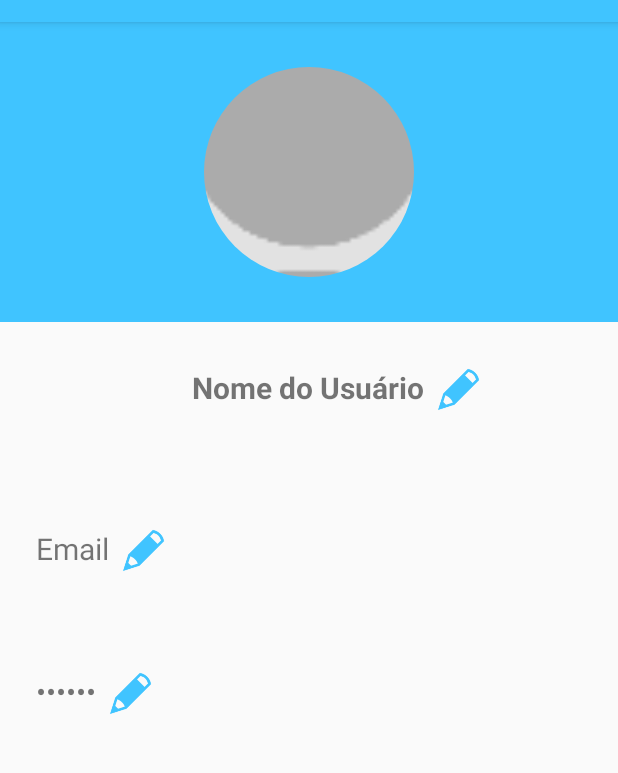
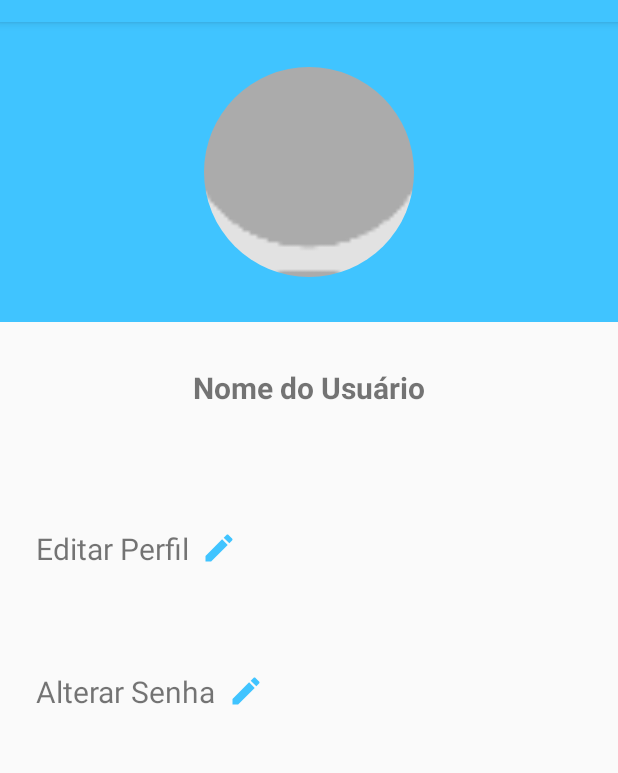
Before and after one commit to sweetmusicapp/SweetMusic, an Android app: the PerfilActivity screen opened directly, with no data from a screen before it, on a phone screen of 412 x 824 dp, the part 62-835 px from its top. Run offline under Robolectric (Android 15) with nearby library versions, the phone set to English and light mode, and no system bars; our stand-ins replace CircleImageView.

Commit message:
Revisão telas de login e perfil, atualizando colors e strings

```diff
--- a/app/src/main/java/com/br/sweetmusic/views/login/ForgotEmailFragment.java
+++ b/app/src/main/java/com/br/sweetmusic/views/login/ForgotEmailFragment.java
@@ -44,7 +44,7 @@ public class ForgotEmailFragment extends Fragment {
                     //mudar para o fragment de confirmação
                     nextFragment();
                 } else {
-                    inputEmail.setError("E-mail não cadastrado");
+                    inputEmail.setError(getString(R.string.forgot_email_nao_cadastrado));
                 }
 
             }
--- a/app/src/main/java/com/br/sweetmusic/views/perfil/PerfilActivity.java
+++ b/app/src/main/java/com/br/sweetmusic/views/perfil/PerfilActivity.java
@@ -16,10 +16,6 @@ public class PerfilActivity extends AppCompatActivity {
     private TextView txtNome;
     private TextView txtEmail;
     private TextView txtSenha;
-    private ImageView btnEditarEmail;
-    private ImageView btnAlterarSenha;
-    private ImageView btnEditarnome;
-
 
     @Override
     protected void onCreate(Bundle savedInstanceState) {
@@ -28,26 +24,19 @@ public class PerfilActivity extends AppCompatActivity {
 
         initViews();
 
-
-        btnEditarEmail.setOnClickListener(new View.OnClickListener() {
+        txtEmail.setOnClickListener(new View.OnClickListener() {
             @Override
             public void onClick(View view) {
                 startActivity(new Intent(PerfilActivity.this, EditarPerfil.class));
-            }});
+            }
+        });
 
-        btnAlterarSenha.setOnClickListener(new View.OnClickListener() {
+        txtSenha.setOnClickListener(new View.OnClickListener() {
             @Override
             public void onClick(View view) {
                 startActivity(new Intent(PerfilActivity.this, AlterarSenha.class));
-            }});
-
-        btnEditarnome.setOnClickListener(new View.OnClickListener() {
-            @Override
-            public void onClick(View view) {
-                startActivity(new Intent(PerfilActivity.this, EditarPerfil.class));
-            }});
-
-
+            }
+        });
 
         if (getSupportActionBar() != null) {
             getSupportActionBar().setDisplayHomeAsUpEnabled(true);   //show back button
@@ -65,8 +54,5 @@ public class PerfilActivity extends AppCompatActivity {
         txtNome = findViewById(R.id.txtNomeUsuario);
         txtEmail = findViewById(R.id.txtNomePerfil);
         txtSenha = findViewById(R.id.txtSenhaPerfil);
-        btnEditarEmail = findViewById(R.id.img_editar_email);
-        btnAlterarSenha = findViewById(R.id.img_editar_senha);
-        btnEditarnome = findViewById(R.id.img_editar_nome);
     }
 }
--- /dev/null
+++ b/app/src/main/res/drawable/ic_edit.xml
@@ -0,0 +1,5 @@
+<vector android:height="24dp" android:tint="#40C4FF"
+    android:viewportHeight="24.0" android:viewportWidth="24.0"
+    android:width="24dp" xmlns:android="http://schemas.android.com/apk/res/android">
+    <path android:fillColor="#FF000000" android:pathData="M3,17.25V21h3.75L17.81,9.94l-3.75,-3.75L3,17.25zM20.71,7.04c0.39,-0.39 0.39,-1.02 0,-1.41l-2.34,-2.34c-0.39,-0.39 -1.02,-0.39 -1.41,0l-1.83,1.83 3.75,3.75 1.83,-1.83z"/>
+</vector>
--- a/app/src/main/res/layout/activity_alterar_senha.xml
+++ b/app/src/main/res/layout/activity_alterar_senha.xml
@@ -26,7 +26,7 @@
         <com.google.android.material.textfield.TextInputEditText
             android:layout_width="match_parent"
             android:layout_height="wrap_content"
-            android:hint="Nova senha"
+            android:hint="@string/nova_senha"
             android:imeOptions="actionDone"
             android:inputType="textPassword"
             android:lines="1"
@@ -53,7 +53,7 @@
         <com.google.android.material.textfield.TextInputEditText
             android:layout_width="match_parent"
             android:layout_height="wrap_content"
-            android:hint="Confirmar nova senha"
+            android:hint="@string/confirmar_nova_senha"
             android:imeOptions="actionDone"
             android:inputType="textPassword"
             android:lines="1"
--- a/app/src/main/res/layout/activity_perfil.xml
+++ b/app/src/main/res/layout/activity_perfil.xml
@@ -5,7 +5,6 @@
     android:layout_width="match_parent"
     android:layout_height="match_parent"
     tools:context=".views.perfil.PerfilActivity">
-
 
     <LinearLayout
         android:id="@+id/linearLayout"
@@ -20,10 +19,9 @@
             android:layout_width="match_parent"
             android:layout_height="match_parent"
             android:layout_margin="30dp"
+            android:src="@mipmap/no_photo"
+            />
 
-            android:src="@mipmap/no_photo"
-
-            />
     </LinearLayout>
 
     <TextView
@@ -35,10 +33,8 @@
         android:textSize="20sp"
         android:textStyle="bold"
         app:layout_constraintEnd_toEndOf="parent"
-        app:layout_constraintHorizontal_bias="0.497"
         app:layout_constraintStart_toStartOf="parent"
         app:layout_constraintTop_toBottomOf="@+id/linearLayout" />
-
 
     <TextView
         android:id="@+id/txtNomePerfil"
@@ -47,7 +43,12 @@
         android:layout_marginStart="24dp"
         android:layout_marginLeft="24dp"
         android:layout_marginTop="80dp"
-        android:text="Email"
+        android:text="@string/editar_perfil"
+        android:drawableRight="@drawable/ic_edit"
+        android:drawableEnd="@drawable/ic_edit"
+        android:focusable="true"
+        android:clickable="true"
+        android:drawablePadding="8dp"
         android:textSize="20sp"
         app:layout_constraintStart_toStartOf="parent"
         app:layout_constraintTop_toBottomOf="@+id/txtNomeUsuario" />
@@ -59,44 +60,14 @@
         android:layout_marginStart="24dp"
         android:layout_marginLeft="24dp"
         android:layout_marginTop="68dp"
-        android:inputType="textPassword"
-        android:text="******"
+        android:text="@string/alterar_senha"
         android:textSize="20sp"
+        android:drawableRight="@drawable/ic_edit"
+        android:drawableEnd="@drawable/ic_edit"
+        android:focusable="true"
+        android:clickable="true"
+        android:drawablePadding="8dp"
         app:layout_constraintStart_toStartOf="parent"
         app:layout_constraintTop_toBottomOf="@+id/txtNomePerfil" />
 
-    <ImageView
-        android:id="@+id/img_editar_nome"
-        android:layout_width="30dp"
-        android:layout_height="30dp"
-        android:layout_marginStart="8dp"
-        android:layout_marginLeft="8dp"
-        app:layout_constraintStart_toEndOf="@+id/txtNomeUsuario"
-        app:layout_constraintTop_toTopOf="@+id/txtNomeUsuario"
-        app:srcCompat="@drawable/ic_lapis_edicao"
-        android:contentDescription="@string/todo" />
-
-
-    <ImageView
-        android:id="@+id/img_editar_email"
-        android:layout_width="30dp"
-        android:layout_height="30dp"
-        android:layout_marginStart="8dp"
-        android:layout_marginLeft="8dp"
-        app:layout_constraintStart_toEndOf="@+id/txtNomePerfil"
-        app:layout_constraintTop_toTopOf="@+id/txtNomePerfil"
-        app:srcCompat="@drawable/ic_lapis_edicao"
-        android:contentDescription="@string/todo" />
-
-    <ImageView
-        android:id="@+id/img_editar_senha"
-        android:layout_width="30dp"
-        android:layout_height="30dp"
-        android:layout_marginStart="8dp"
-        android:layout_marginLeft="8dp"
-        app:layout_constraintStart_toEndOf="@+id/txtSenhaPerfil"
-        app:layout_constraintTop_toTopOf="@+id/txtSenhaPerfil"
-        app:srcCompat="@drawable/ic_lapis_edicao"
-        android:contentDescription="@string/todo" />
-
 </androidx.constraintlayout.widget.ConstraintLayout>
--- a/app/src/main/res/layout/activity_sobre.xml
+++ b/app/src/main/res/layout/activity_sobre.xml
@@ -45,7 +45,7 @@
         android:layout_marginTop="24dp"
         android:layout_marginEnd="24dp"
         android:layout_marginRight="24dp"
-        android:background="#969FAA"
+        android:background="@color/cinza"
         app:layout_constraintEnd_toEndOf="parent"
         app:layout_constraintStart_toStartOf="parent"
         app:layout_constraintTop_toBottomOf="@+id/textView_sobre_descricaoApp" />
@@ -61,10 +61,11 @@
         android:drawableRight="@drawable/ic_open_in_new"
         android:drawablePadding="8dp"
         android:gravity="center_vertical"
-        android:text="Ajuda"
+        android:text="@string/ajuda"
         android:textSize="16sp"
         android:textColor="@color/textPrimary"
         android:clickable="true"
+        android:focusable="true"
         android:linksClickable="true"
         app:layout_constraintStart_toStartOf="parent"
         app:layout_constraintTop_toBottomOf="@+id/view" />
@@ -84,6 +85,7 @@
         android:textSize="16sp"
         android:textColor="@color/textPrimary"
         android:clickable="true"
+        android:focusable="true"
         android:linksClickable="true"
         app:layout_constraintStart_toStartOf="parent"
         app:layout_constraintTop_toBottomOf="@+id/textView_sobre_ajuda" />
--- a/app/src/main/res/layout/fragment_forgot_confirmacao.xml
+++ b/app/src/main/res/layout/fragment_forgot_confirmacao.xml
@@ -16,7 +16,7 @@
         android:layout_marginTop="32dp"
         android:layout_marginEnd="16dp"
         android:layout_marginRight="16dp"
-        android:text="Uma nova senha foi gerada e enviada para seu e-mail!"
+        android:text="@string/texto_confirmacao_nova_senha"
         android:textAlignment="center"
         android:layout_alignParentTop="true"
         android:layout_centerHorizontal="true"
@@ -35,7 +35,7 @@
         android:layout_marginEnd="16dp"
         android:layout_marginRight="16dp"
         android:layout_below="@+id/textView_confirm_novaSenhaGerada"
-        android:text="Confira na sua caixa de entrada ou spam e faça o login novamente."
+        android:text="@string/texto_confirmacao_inbox"
         android:textAlignment="center"
         app:layout_constraintEnd_toEndOf="parent"
         app:layout_constraintStart_toStartOf="parent"
@@ -56,7 +56,7 @@
         android:paddingLeft="32dp"
         android:paddingRight="32dp"
         android:shadowRadius="@android:integer/config_longAnimTime"
-        android:text="Fazer Login"
+        android:text="@string/entrar"
         android:textColor="@color/textPrimary"
         app:layout_constraintEnd_toEndOf="parent"
         app:layout_constraintStart_toStartOf="parent"
--- a/app/src/main/res/layout/fragment_forgot_email.xml
+++ b/app/src/main/res/layout/fragment_forgot_email.xml
@@ -20,7 +20,7 @@
         <com.google.android.material.textfield.TextInputEditText
             android:layout_width="match_parent"
             android:layout_height="wrap_content"
-            android:hint="E-mail"
+            android:hint="@string/email"
             android:inputType="textPassword"
             android:lines="1"
             android:maxLines="1"
@@ -36,7 +36,7 @@
         android:paddingLeft="32dp"
         android:paddingRight="32dp"
         android:shadowRadius="@android:integer/config_longAnimTime"
-        android:text="Recuperar Senha"
+        android:text="@string/recuperar_senha"
         android:textColor="@color/textPrimary"
         android:layout_centerHorizontal="true"
         android:layout_below="@+id/textInputLayout_forgot_email" />
--- a/app/src/main/res/values/colors.xml
+++ b/app/src/main/res/values/colors.xml
@@ -6,4 +6,5 @@
 <!--    <color name="colorAccent">#D81B60</color>-->
     <color name="colorSecondary">#546e7a</color>
     <color name="textSecondary">#ffffff</color>
+    <color name="cinza">#969FAA</color>
 </resources>
--- a/build.gradle
+++ b/build.gradle
@@ -7,7 +7,7 @@ buildscript {
 
     }
     dependencies {
-        classpath 'com.android.tools.build:gradle:3.5.0'
+        classpath 'com.android.tools.build:gradle:3.5.1'
 
         // NOTE: Do not place your application dependencies here; they belong
         // in the individual module build.gradle files
```
Also changed, not shown: app/src/main/java/com/br/sweetmusic/views/SobreActivity.java (+4 -5 lines), app/src/main/java/com/br/sweetmusic/views/login/LoginActivity.java (+4 -5 lines), app/src/main/java/com/br/sweetmusic/views/login/RegisterActivity.java (+5 -3 lines), app/src/main/java/com/br/sweetmusic/views/perfil/AlterarSenha.java (+7 -19 lines), app/src/main/java/com/br/sweetmusic/views/perfil/EditarPerfil.java (+4 -8 lines), app/src/main/res/layout/activity_editar_perfil.xml (+3 -5 lines), app/src/main/res/layout/activity_login.xml (+7 -7 lines), app/src/main/res/layout/activity_register.xml (+16 -18 lines), app/src/main/res/layout/nav_header_home.xml (+3 -4 lines), app/src/main/res/values/strings.xml (+37 -4 lines).
